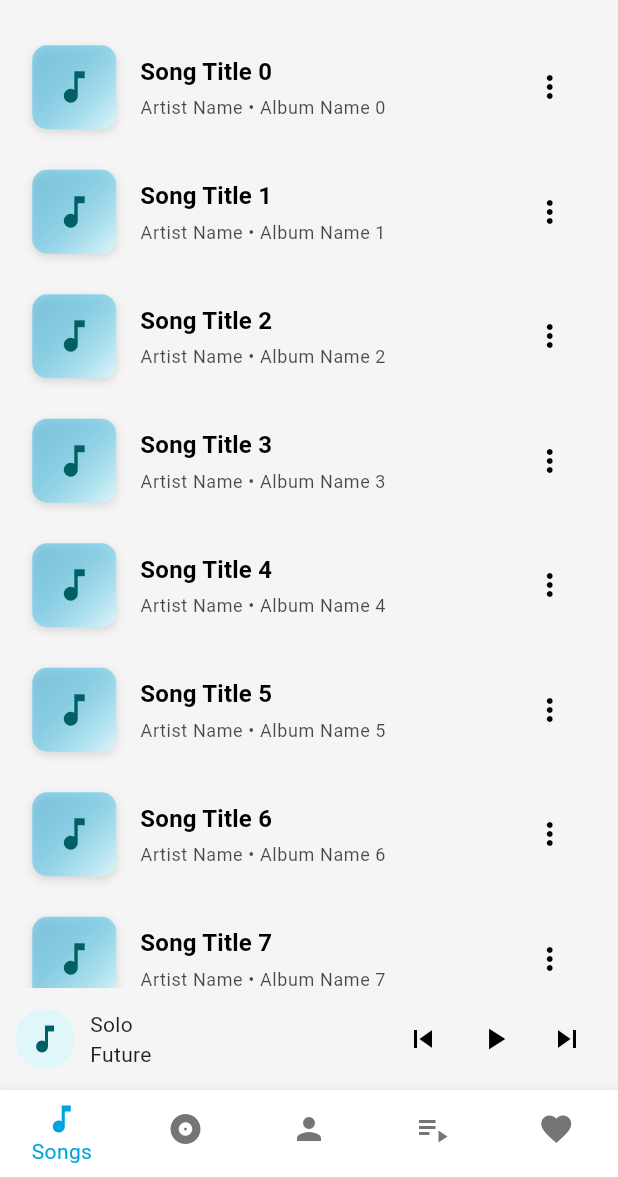
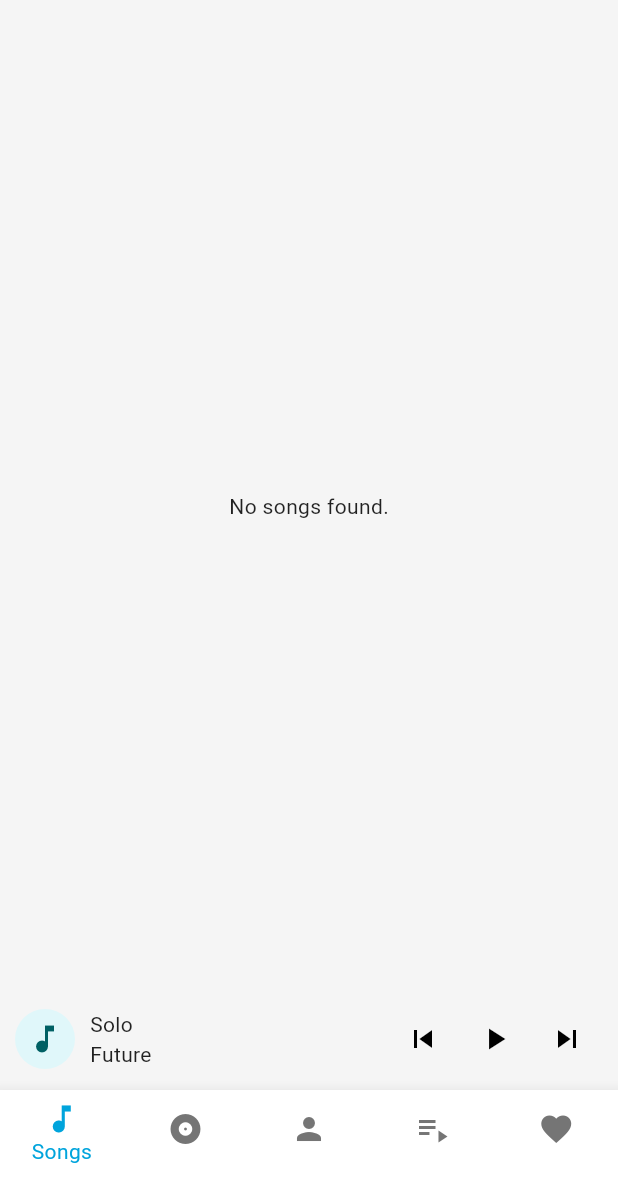
Before and after one commit to OpyrusDevOp/BetterTune, a Flutter app: the MainScreen screen opened directly, on a phone screen of 412 x 824 dp, the part 59-1236 px from its top. Run offline on Flutter 3.47's test engine with Material 3 defaults, Android fonts, the phone set to English and light mode, and no system bars; our stand-ins replace shared_preferences; accounts and stored records are empty.

Commit message:
feat: Replace mock song data and `PlaylistRepository` with `SongsService` and `PlaylistService` for asynchronous song loading and playlist management.

```diff
--- a/lib/presentations/pages/songs_page.dart
+++ b/lib/presentations/pages/songs_page.dart
@@ -1,5 +1,6 @@
 import 'package:bettertune/models/song.dart';
-import 'package:bettertune/data/playlist_repository.dart';
+import 'package:bettertune/services/songs_service.dart';
+import 'package:bettertune/services/playlist_service.dart'; // Use Real Service
 import 'package:bettertune/models/playlist.dart';
 import 'package:bettertune/presentations/components/song_tile.dart';
 import 'package:bettertune/presentations/components/selection_bottom_bar.dart';
@@ -14,20 +15,14 @@ class SongsPage extends StatefulWidget {
 
 class _SongsPageStateSongsPage extends State<SongsPage> {
   bool selectionMode = false;
+  late Future<List<Song>> _songsFuture;
+  Set<Song> selectedSongs = {};
 
-  // Mock data for now
-  final songs = List<Song>.generate(
-    20,
-    (index) => Song(
-      id: index.toString(),
-      name: 'Song Title $index',
-      album: 'Album Name $index',
-      artist: 'Artist Name',
-      isFavorite: false,
-    ),
-  );
-
-  Set<Song> selectedSongs = {};
+  @override
+  void initState() {
+    super.initState();
+    _songsFuture = SongsService().getSongs();
+  }
 
   @override
   Widget build(BuildContext context) {
@@ -44,11 +39,28 @@ class _SongsPageStateSongsPage extends State<SongsPage> {
         }
         // Don't pop main screen
       },
-      child: Stack(
+      child: FutureBuilder<List<Song>>(
+        future: _songsFuture,
+        builder: (context, snapshot) {
+          if (snapshot.connectionState == ConnectionState.waiting) {
+            return const Center(child: CircularProgressIndicator());
+          }
+          if (snapshot.hasError) {
+            return Center(child: Text("Error: ${snapshot.error}"));
+          }
+          final songs = snapshot.data ?? [];
+
+          if (songs.isEmpty) {
+            return const Center(child: Text("No songs found."));
+          }
+
+          return Stack(
             children: [
               ListView.builder(
                 itemCount: songs.length,
-            padding: const EdgeInsets.only(bottom: 100), // Space for MiniPlayer
+                padding: const EdgeInsets.only(
+                  bottom: 100,
+                ), // Space for MiniPlayer
                 itemBuilder: (context, index) {
                   var song = songs[index];
                   var isSelected = selectedSongs.contains(song);
@@ -81,13 +93,18 @@ class _SongsPageStateSongsPage extends State<SongsPage> {
                         _exitSelection();
                       },
                       onAddToPlaylist: () {
-                    _showAddToPlaylistDialog(context, selectedSongs.toList());
+                        _showAddToPlaylistDialog(
+                          context,
+                          selectedSongs.toList(),
+                        );
                         _exitSelection();
                       },
                     ),
                   ),
                 ),
             ],
+          );
+        },
       ),
     );
   }
@@ -103,9 +120,6 @@ class _SongsPageStateSongsPage extends State<SongsPage> {
     // Open Player
     print("Playing ${song.name}");
     Navigator.of(context).pushNamed('/player'); // Start player
-    // Note: Actual navigation needs route setup or direct push
-    // Since PlayerScreen is a modal in standard flow, we might need a GlobalKey or just Push
-    // Navigator.push(context, MaterialPageRoute(builder: (_) => PlayerScreen()));
   }
 
   void onSongSelection(Song song) {
@@ -121,14 +135,11 @@ class _SongsPageStateSongsPage extends State<SongsPage> {
   }
 
   void _showAddToPlaylistDialog(BuildContext context, List<Song> songsToAdd) {
-    // Fetch playlists (mock)
-    final repo = PlaylistRepository();
-    // In real app use FutureBuilder or state management
     showDialog(
       context: context,
       builder: (context) {
         return FutureBuilder<List<Playlist>>(
-          future: repo.getPlaylists(),
+          future: PlaylistService().getPlaylists(),
           builder: (context, snapshot) {
             if (!snapshot.hasData)
               return Center(child: CircularProgressIndicator());
@@ -156,11 +167,12 @@ class _SongsPageStateSongsPage extends State<SongsPage> {
                     return ListTile(
                       leading: Icon(Icons.playlist_play),
                       title: Text(p.name),
-                      subtitle: Text("${p.songs.length} songs"),
+                      // subtitle: Text("${p.songs.length} songs"), // TODO: Add song count to model if available
                       onTap: () async {
-                        for (var s in songsToAdd) {
-                          await repo.addSongToPlaylist(p.id, s);
-                        }
+                        // Extract IDs
+                        List<String> ids = songsToAdd.map((s) => s.id).toList();
+                        await PlaylistService().addToPlaylist(p.id, ids);
+
                         if (context.mounted) Navigator.pop(context);
                         ScaffoldMessenger.of(context).showSnackBar(
                           SnackBar(content: Text("Added to ${p.name}")),
@@ -184,8 +196,42 @@ class _SongsPageStateSongsPage extends State<SongsPage> {
   }
 
   void _createNewPlaylist(BuildContext context, List<Song> songsToAdd) {
-    print("Create Playlist Logic here");
-    // Dialog to get name, then create and add
+    final controller = TextEditingController();
+    showDialog(
+      context: context,
+      builder: (context) {
+        return AlertDialog(
+          title: Text("New Playlist Name"),
+          content: TextField(
+            controller: controller,
+            autofocus: true,
+            decoration: InputDecoration(hintText: "My Playlist"),
+          ),
+          actions: [
+            TextButton(
+              onPressed: () => Navigator.pop(context),
+              child: Text("Cancel"),
+            ),
+            TextButton(
+              onPressed: () async {
+                if (controller.text.isNotEmpty) {
+                  await PlaylistService().createPlaylist(controller.text);
+                  // Limitation: We created it, but didn't add songs yet because Create API assumes empty?
+                  // Actually, usually we create then add.
+                  // For now simple flow:
+                  Navigator.pop(context);
+                  // Ideally re-trigger add to playlist flow or chain calls.
+                  ScaffoldMessenger.of(
+                    context,
+                  ).showSnackBar(SnackBar(content: Text("Playlist Created")));
+                }
+              },
+              child: Text("Create"),
+            ),
+          ],
+        );
+      },
+    );
   }
 
   void _showSongOptions(BuildContext context, Song song) {
```
Lines whose indentation alone changed are shown as unchanged.
